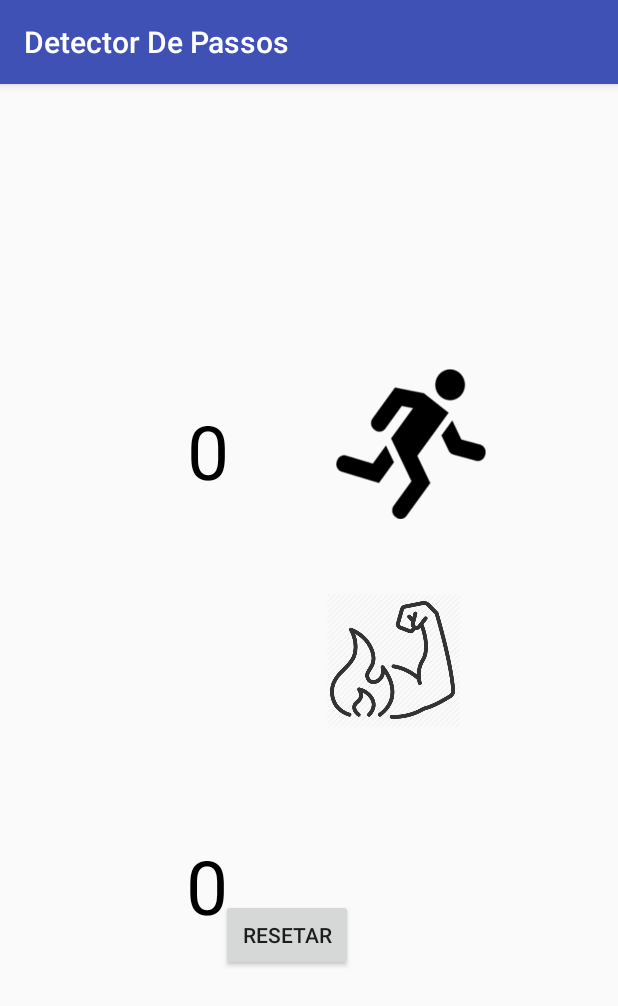
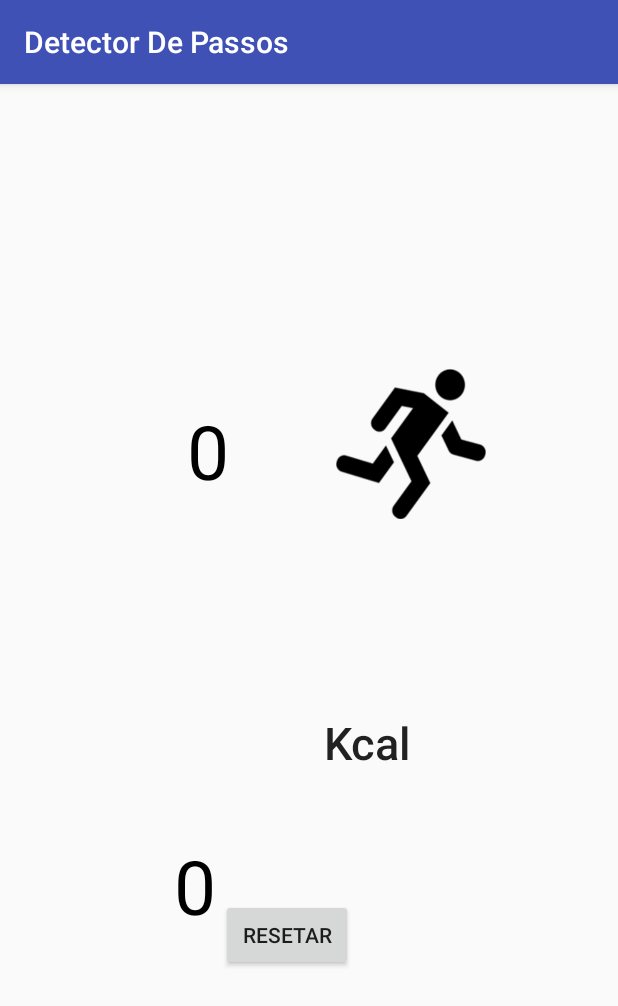
Before and after one commit to lucasfogacadj/DetectorDePassos, an Android app: the screen it shows after launch (MainActivity), on a phone screen of 412 x 824 dp. Shown: the top 1006 px of the screen. Run offline under Robolectric (Android 15) with nearby library versions, the phone set to English and light mode, and no system bars.

Commit message:
Adicionado Contador Calórico

```diff
--- a/app/src/main/res/layout/activity_main.xml
+++ b/app/src/main/res/layout/activity_main.xml
@@ -57,7 +57,7 @@
         android:layout_width="wrap_content"
         android:layout_height="wrap_content"
         android:layout_marginBottom="200dp"
-        android:layout_marginStart="124dp"
+        android:layout_marginStart="116dp"
         android:layout_marginTop="8dp"
         android:text="0"
         android:textColor="@android:color/background_dark"
@@ -67,21 +67,43 @@
         app:layout_constraintTop_toBottomOf="@+id/tvTotalPassos"
         app:layout_constraintVertical_bias="1.0" />
 
-    <ImageView
-        android:id="@+id/imageView"
-        android:layout_width="90dp"
-        android:layout_height="90dp"
-        android:layout_marginBottom="136dp"
+    <TextView
+        android:id="@+id/idMCaloria"
+        android:layout_width="wrap_content"
+        android:layout_height="wrap_content"
+        android:layout_marginBottom="8dp"
         android:layout_marginEnd="8dp"
         android:layout_marginStart="8dp"
         android:layout_marginTop="8dp"
-        android:contentDescription="@string/queima"
+        android:contentDescription="@string/dCaloria"
+        android:text="@string/caloria"
+        android:textAppearance="@style/TextAppearance.AppCompat.Body2"
+        android:textSize="30sp"
         app:layout_constraintBottom_toBottomOf="parent"
         app:layout_constraintEnd_toEndOf="parent"
-        app:layout_constraintHorizontal_bias="0.373"
+        app:layout_constraintHorizontal_bias="0.331"
         app:layout_constraintStart_toEndOf="@+id/tvCalorias"
-        app:layout_constraintTop_toBottomOf="@+id/imageView3"
-        app:layout_constraintVertical_bias="0.169"
-        app:srcCompat="@drawable/perdendo" />
+        app:layout_constraintTop_toTopOf="parent"
+        app:layout_constraintVertical_bias="0.577"
+        tools:text="@string/caloria" />
+
+    <TextView
+        android:id="@+id/textView3"
+        android:layout_width="wrap_content"
+        android:layout_height="wrap_content"
+        android:layout_marginBottom="8dp"
+        android:layout_marginEnd="8dp"
+        android:layout_marginStart="8dp"
+        android:layout_marginTop="8dp"
+        android:contentDescription="@string/dsinal"
+        android:textAppearance="@style/TextAppearance.AppCompat.Body2"
+        android:textSize="48sp"
+        app:layout_constraintBottom_toBottomOf="parent"
+        app:layout_constraintEnd_toStartOf="@+id/tvCalorias"
+        app:layout_constraintHorizontal_bias="0.697"
+        app:layout_constraintStart_toStartOf="parent"
+        app:layout_constraintTop_toTopOf="parent"
+        app:layout_constraintVertical_bias="0.551"
+        tools:text="@string/sinal" />
 
 </android.support.constraint.ConstraintLayout>
--- a/app/src/main/res/values/strings.xml
+++ b/app/src/main/res/values/strings.xml
@@ -3,4 +3,8 @@
     <string name="desc_step">Icone Do Detector</string>
     <string name="botao">Resetar</string>
     <string name="queima">Calorias perdidas</string>
+    <string name="caloria">Kcal</string>
+    <string name="dCaloria">Caloria</string>
+    <string name="sinal">-</string>
+    <string name="dsinal">sinal de menos</string>
 </resources>
--- a/build.gradle
+++ b/build.gradle
@@ -7,7 +7,7 @@ buildscript {
         jcenter()
     }
     dependencies {
-        classpath 'com.android.tools.build:gradle:3.1.0'
+        classpath 'com.android.tools.build:gradle:3.1.1'
 
 
         // NOTE: Do not place your application dependencies here; they belong
```
